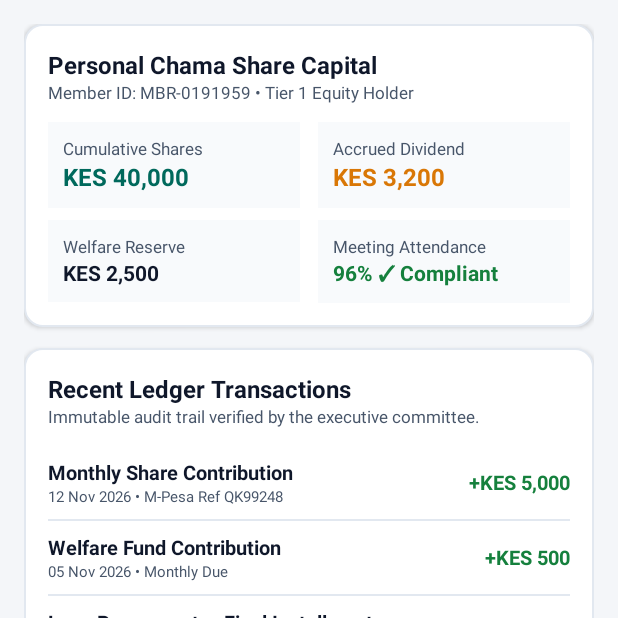
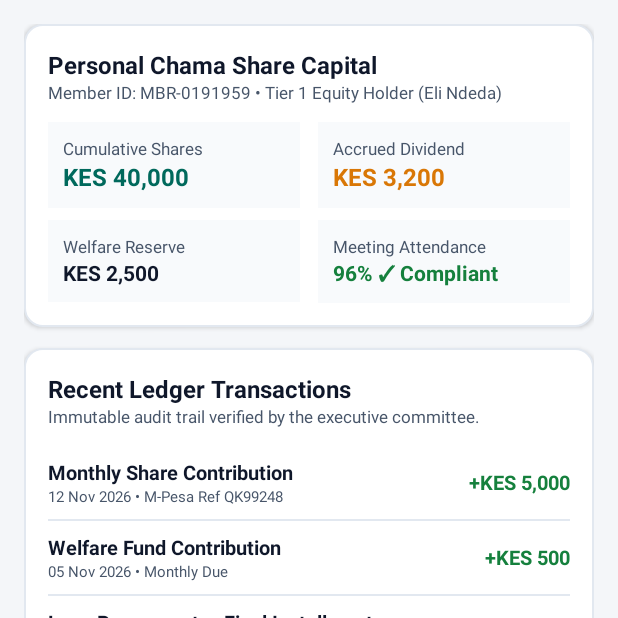
Before and after one commit to adednile/ChamaLoanApp, an Android app built with Jetpack Compose: the fragment LedgerFragment shown on its own in the app's theme, after a tap on "📥 DOWNLOAD OFFICIAL PDF STATEMENT", on a phone screen of 412 x 824 dp, the top half of it. Run offline under Robolectric (Android 15) with nearby library versions, the phone set to English and light mode, and no system bars.

Commit message:
Enhance user relevance and logical coherence: dynamic member binding in Ledger and Home dashboard metrics

```diff
--- a/app/src/main/java/com/example/chamaloanapp/LedgerFragment.kt
+++ b/app/src/main/java/com/example/chamaloanapp/LedgerFragment.kt
@@ -1,5 +1,6 @@
 package com.example.chamaloanapp
 
+import android.content.Context
 import android.os.Bundle
 import android.view.LayoutInflater
 import android.view.View
@@ -17,10 +18,21 @@ class LedgerFragment : Fragment() {
     override fun onViewCreated(view: View, savedInstanceState: Bundle?) {
         super.onViewCreated(view, savedInstanceState)
 
+        val prefs = requireContext().getSharedPreferences("chama_user_prefs", Context.MODE_PRIVATE)
+        val memberId = prefs.getString("member_id", "MBR-0191959") ?: "MBR-0191959"
+        val userName = prefs.getString("user_name", "User") ?: "User"
+        val userEmail = prefs.getString("user_email", "your registered email") ?: "your registered email"
+
+        val memberObj = ChamaLedgerRepository.getMember(memberId)
+        val savings = memberObj?.totalSavingsKes ?: 40000f
+
+        view.findViewById<android.widget.TextView>(R.id.tvLedgerMemberMeta)?.text = "Member ID: $memberId • Tier 1 Equity Holder ($userName)"
+        view.findViewById<android.widget.TextView>(R.id.tvLedgerShares)?.text = String.format(java.util.Locale.US, "KES %,.0f", savings)
+
         view.findViewById<Button>(R.id.btnRequestStatement).setOnClickListener {
             Toast.makeText(
                 requireContext(),
-                "Official PDF Statement for MBR-0191959 generated and dispatched to your registered email.",
+                "Official PDF Statement for $userName ($memberId) generated and dispatched to $userEmail.",
                 Toast.LENGTH_LONG
             ).show()
         }
--- a/app/src/main/java/com/example/chamaloanapp/MainActivity.kt
+++ b/app/src/main/java/com/example/chamaloanapp/MainActivity.kt
@@ -100,6 +100,13 @@ class MainActivity : AppCompatActivity() {
             roleBadge?.setBackgroundResource(R.drawable.bg_badge_approved)
             roleBadge?.setTextColor(ContextCompat.getColor(this, R.color.status_approved))
         }
+
+        // Dynamically compute user savings and instant 3x borrowing power
+        val memberObj = ChamaLedgerRepository.getMember(memberId)
+        val userSavings = memberObj?.totalSavingsKes ?: if (isTreasurer) 50000f else 40000f
+        val borrowingLimit = userSavings * 3f
+        findViewById<TextView>(R.id.tvMainSavings)?.text = String.format(java.util.Locale.US, "KES %,.0f", userSavings)
+        findViewById<TextView>(R.id.tvMainBorrowingLimit)?.text = String.format(java.util.Locale.US, "KES %,.0f", borrowingLimit)
 
         // Role-based visibility: Members cannot view or access the Treasury Console
         if (!isTreasurer) {
--- a/app/src/main/res/layout/fragment_ledger.xml
+++ b/app/src/main/res/layout/fragment_ledger.xml
@@ -30,6 +30,7 @@
                 android:textStyle="bold" />
 
             <TextView
+                android:id="@+id/tvLedgerMemberMeta"
                 android:layout_width="wrap_content"
                 android:layout_height="wrap_content"
                 android:text="Member ID: MBR-0191959 • Tier 1 Equity Holder"
@@ -48,8 +49,13 @@
                     android:padding="10dp" android:layout_marginEnd="6dp" android:orientation="vertical">
                     <TextView android:layout_width="wrap_content" android:layout_height="wrap_content"
                         android:text="Cumulative Shares" android:textSize="11sp" android:textColor="@color/text_secondary" />
-                    <TextView android:layout_width="wrap_content" android:layout_height="wrap_content"
-                        android:text="KES 40,000" android:textSize="16sp" android:textStyle="bold"
+                    <TextView
+                        android:id="@+id/tvLedgerShares"
+                        android:layout_width="wrap_content"
+                        android:layout_height="wrap_content"
+                        android:text="KES 40,000"
+                        android:textSize="16sp"
+                        android:textStyle="bold"
                         android:textColor="@color/brand_primary" />
                 </LinearLayout>
 
```
